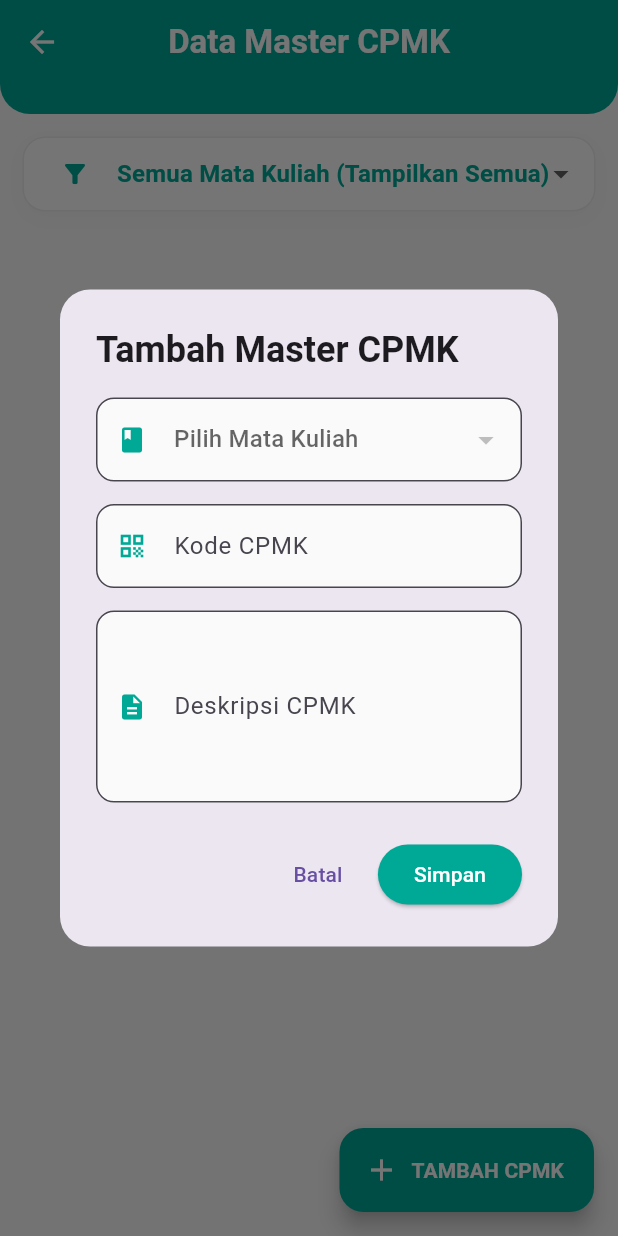
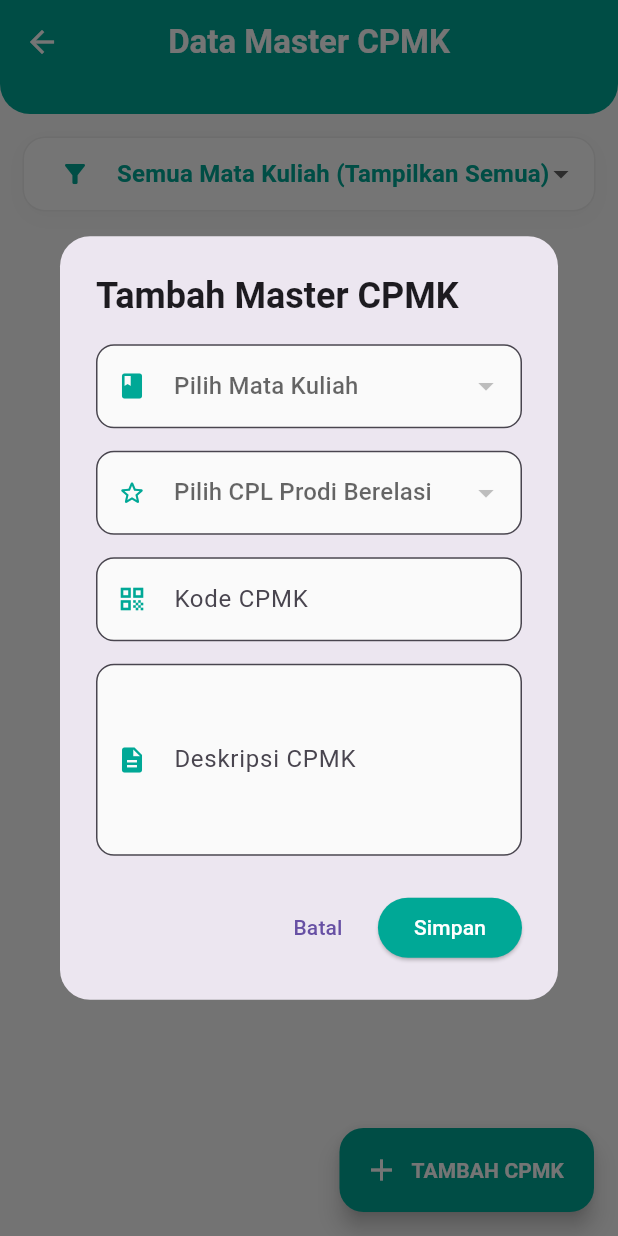
Before and after one commit to AgungRizkiSaputra/apps_obe, a Flutter app: the ManageCpmkPage screen opened directly, after a tap on "TAMBAH CPMK", on a phone screen of 412 x 824 dp. Run offline on Flutter 3.47's test engine with Material 3 defaults, Android fonts, the light colour scheme and no system bars; our stand-ins replace fl_chart, image_picker, pdf, printing, signature, supabase_flutter; accounts and stored records are empty; network calls fail.

Commit message:
Benerin alur mapping CPL ke CPMK

```diff
--- a/lib/pages/dosen/create_rps_page.dart
+++ b/lib/pages/dosen/create_rps_page.dart
@@ -110,7 +110,6 @@ class _CreateRpsPageState extends State<CreateRpsPage> {
     );
   }
 
-  // --- KOREKSI TOTAL POIN 1: Mengoper data mentah sebagai map tanpa menyimpan ke database dulu gung ---
   void _handleLanjutKeMapping() {
     if (!_isInputValid()) return;
 
--- a/lib/pages/kaprodi/manage_cpmk_page.dart
+++ b/lib/pages/kaprodi/manage_cpmk_page.dart
@@ -15,48 +15,45 @@ class _ManageCpmkPageState extends State<ManageCpmkPage> {
   final _kodeController = TextEditingController();
   final _deskripsiController = TextEditingController();
   String? _selectedMkId;
+  String? _selectedCplId; // Parameter penampung baru gung
   List<Map<String, dynamic>> _listMataKuliah = [];
+  List<Map<String, dynamic>> _listCpl = []; // List data master CPL prodi gung
 
-  // --- KOREKSI TOTAL ANTI LAYAR MERAH: Mengubah deklarasi nullable tanpa kata kunci 'late' ---
   Future<List<Map<String, dynamic>>>? _cpmkFuture;
-
-  // --- FITUR TAMBAHAN PROTEKSI: Mencegah trigger klik ganda pada sistem web ---
   bool _isSaving = false;
-
-  // --- FILTER STATE BARU AGUNG: Menyimpan ID Mata Kuliah Terpilih untuk Filter List Utama ---
   String? _filterMkId;
 
   @override
   void initState() {
     super.initState();
-    _loadMataKuliah();
-    _initCpmkData(); // Inisialisasi kueri pertama kali saat halaman dibuka gung
+    _loadInitialData();
+    _initCpmkData();
   }
 
-  // --- KOREKSI POIN UTAMA EDIT/HAPUS: Mengunci fungsi kueri agar bisa dipanggil ulang pasca transaksi ---
   void _initCpmkData() {
     _cpmkFuture = () async {
       final response = await rpsService.supabase
           .from('cpmk')
-          .select('*, mata_kuliah(nama_mk)')
-          .filter('rps_id', 'is', null) // Memastikan hanya menampilkan standar kurikulum dari Kaprodi
+          .select('*, mata_kuliah(nama_mk), cpl(kode_cpl)')
+          .filter('rps_id', 'is', null)
           .order('kode_cpmk', ascending: true);
       return List<Map<String, dynamic>>.from(response);
     }();
   }
 
-  Future<void> _loadMataKuliah() async {
+  Future<void> _loadInitialData() async {
     try {
-      final data = await rpsService.getAllMataKuliah();
+      final mkData = await rpsService.getAllMataKuliah();
+      final cplData = await rpsService.getAllCpl();
       setState(() {
-        _listMataKuliah = data;
+        _listMataKuliah = mkData;
+        _listCpl = cplData;
       });
     } catch (e) {
-      debugPrint("Gagal load mata kuliah: $e");
+      debugPrint("Gagal load initial data: $e");
     }
   }
 
-  // Pembaruan fungsi refresh agar memaksa FutureBuilder menembak ulang Supabase secara bersih gung
   void _refresh() {
     setState(() {
       _initCpmkData();
@@ -70,6 +67,10 @@ class _ManageCpmkPageState extends State<ManageCpmkPage> {
     }
     if (_selectedMkId == null) {
       _showWarning("Silakan pilih Mata Kuliah terlebih dahulu!");
+      return false;
+    }
+    if (_selectedCplId == null) {
+      _showWarning("Silakan pilih induk CPL Prodi Berelasi!");
       return false;
     }
     return true;
@@ -90,6 +91,7 @@ class _ManageCpmkPageState extends State<ManageCpmkPage> {
     _kodeController.clear();
     _deskripsiController.clear();
     _selectedMkId = null;
+    _selectedCplId = null; // Reset default gung
 
     showDialog(
       context: context,
@@ -120,6 +122,28 @@ class _ManageCpmkPageState extends State<ManageCpmkPage> {
                   onChanged: (val) => setDialogState(() => _selectedMkId = val),
                 ),
                 const SizedBox(height: 15),
+
+                // --- DROPDOWN RELASI CPL BARU GUNG ---
+                DropdownButtonFormField<String>(
+                  value: _selectedCplId,
+                  hint: const Text("Pilih CPL Prodi Berelasi"),
+                  isExpanded: true,
+                  decoration: InputDecoration(
+                    prefixIcon: const Icon(Icons.star_outline_rounded, size: 20, color: primaryColor),
+                    filled: true,
+                    fillColor: Colors.grey.shade50,
+                    border: OutlineInputBorder(borderRadius: BorderRadius.circular(12), borderSide: BorderSide(color: Colors.grey.shade300)),
+                  ),
+                  items: _listCpl.map((cpl) {
+                    return DropdownMenuItem<String>(
+                      value: cpl['id'].toString(),
+                      child: Text("${cpl['kode_cpl']} - ${cpl['deskripsi']}", overflow: TextOverflow.ellipsis),
+                    );
+                  }).toList(),
+                  onChanged: (val) => setDialogState(() => _selectedCplId = val),
+                ),
+                const SizedBox(height: 15),
+
                 // Input Kode CPMK
                 TextField(
                   controller: _kodeController,
@@ -133,6 +157,7 @@ class _ManageCpmkPageState extends State<ManageCpmkPage> {
                   ),
                 ),
                 const SizedBox(height: 15),
+
                 // Input Deskripsi CPMK
                 TextField(
                   controller: _deskripsiController,
@@ -164,6 +189,7 @@ class _ManageCpmkPageState extends State<ManageCpmkPage> {
                     'kode_cpmk': _kodeController.text.trim(),
                     'deskripsi': _deskripsiController.text.trim(),
                     'mata_kuliah_id': _selectedMkId!,
+                    'cpl_id': _selectedCplId!, // Berhasil ikat kaku gung
                     'rps_id': null
                   });
 
@@ -187,11 +213,11 @@ class _ManageCpmkPageState extends State<ManageCpmkPage> {
     );
   }
 
-  // --- FITUR EDIT MODAL MASTER CPMK KAPRODI ---
   void _showEditDialog(Map<String, dynamic> cpmk) {
     final editKodeController = TextEditingController(text: cpmk['kode_cpmk']);
     final editDeskripsiController = TextEditingController(text: cpmk['deskripsi']);
     String? editSelectedMkId = cpmk['mata_kuliah_id']?.toString();
+    String? editSelectedCplId = cpmk['cpl_id']?.toString(); // Tarik id relasinya gung
     final String cpmkId = cpmk['id'].toString();
 
     showDialog(
@@ -222,6 +248,28 @@ class _ManageCpmkPageState extends State<ManageCpmkPage> {
                   onChanged: (val) => setDialogState(() => editSelectedMkId = val),
                 ),
                 const SizedBox(height: 15),
+
+                // --- DROPDOWN EDIT RELASI CPL GUNG ---
+                DropdownButtonFormField<String>(
+                  value: editSelectedCplId,
+                  hint: const Text("Pilih CPL Prodi Berelasi"),
+                  isExpanded: true,
+                  decoration: InputDecoration(
+                    prefixIcon: const Icon(Icons.star_outline_rounded, size: 20, color: primaryColor),
+                    filled: true,
+                    fillColor: Colors.grey.shade50,
+                    border: OutlineInputBorder(borderRadius: BorderRadius.circular(12)),
+                  ),
+                  items: _listCpl.map((cpl) {
+                    return DropdownMenuItem<String>(
+                      value: cpl['id'].toString(),
+                      child: Text("${cpl['kode_cpl']} - ${cpl['deskripsi']}", overflow: TextOverflow.ellipsis),
+                    );
+                  }).toList(),
+                  onChanged: (val) => setDialogState(() => editSelectedCplId = val),
+                ),
+                const SizedBox(height: 15),
+
                 TextField(
                   controller: editKodeController,
                   decoration: InputDecoration(
@@ -252,8 +300,8 @@ class _ManageCpmkPageState extends State<ManageCpmkPage> {
             ElevatedButton(
               style: ElevatedButton.styleFrom(backgroundColor: Colors.orange, foregroundColor: Colors.white),
               onPressed: _isSaving ? null : () async {
-                if (editKodeController.text.trim().isEmpty || editDeskripsiController.text.trim().isEmpty || editSelectedMkId == null) {
-                  ScaffoldMessenger.of(context).showSnackBar(const SnackBar(content: Text("Semua kolom wajib diisi!"), backgroundColor: Colors.orange));
+                if (editKodeController.text.trim().isEmpty || editDeskripsiController.text.trim().isEmpty || editSelectedMkId == null || editSelectedCplId == null) {
+                  ScaffoldMessenger.of(context).showSnackBar(const SnackBar(content: Text("Semua kolom termasuk CPL wajib diisi!"), backgroundColor: Colors.orange));
                   return;
                 }
 
@@ -261,7 +309,13 @@ class _ManageCpmkPageState extends State<ManageCpmkPage> {
                 setState(() => _isSaving = true);
 
                 try {
-                  await rpsService.updateMasterCpmk(cpmkId, editKodeController.text.trim(), editDeskripsiController.text.trim(), editSelectedMkId!);
+                  await rpsService.updateMasterCpmk(
+                    cpmkId,
+                    editKodeController.text.trim(),
+                    editDeskripsiController.text.trim(),
+                    editSelectedMkId!,
+                    cplId: editSelectedCplId, // Update aman gung
+                  );
                   if (mounted) {
                     Navigator.pop(context);
                     ScaffoldMessenger.of(context).showSnackBar(const SnackBar(content: Text("Berhasil memperbarui master CPMK"), backgroundColor: Colors.green, behavior: SnackBarBehavior.floating));
@@ -295,7 +349,6 @@ class _ManageCpmkPageState extends State<ManageCpmkPage> {
       ),
       body: Column(
         children: [
-          // --- HEADER PANEL BANNER BARU AGUNG ---
           Container(
             height: 20,
             decoration: const BoxDecoration(
@@ -304,7 +357,6 @@ class _ManageCpmkPageState extends State<ManageCpmkPage> {
             ),
           ),
 
-          // --- ADAPTASI POIN FITUR BARU: PANEL DROPDOWN FILTER MATA KULIAH ACUAN KAPRODI ---
           Padding(
             padding: const EdgeInsets.fromLTRB(15, 15, 15, 5),
             child: Container(
@@ -326,7 +378,6 @@ class _ManageCpmkPageState extends State<ManageCpmkPage> {
                   contentPadding: EdgeInsets.symmetric(vertical: 12),
                 ),
                 items: [
-                  // Sediakan opsi reset/pilihan semua mata kuliah gung
                   const DropdownMenuItem<String>(
                     value: null,
                     child: Text("Semua Mata Kuliah (Tampilkan Semua)", style: TextStyle(fontWeight: FontWeight.bold, color: primaryColor)),
@@ -340,7 +391,7 @@ class _ManageCpmkPageState extends State<ManageCpmkPage> {
                 ],
                 onChanged: (value) {
                   setState(() {
-                    _filterMkId = value; // Memperbarui parameter filter state gung
+                    _filterMkId = value;
                   });
                 },
               ),
@@ -355,7 +406,6 @@ class _ManageCpmkPageState extends State<ManageCpmkPage> {
                 final list = snapshot.data ?? [];
                 if (list.isEmpty) return const Center(child: Text("Belum ada data master CPMK prodi."));
 
-                // --- SINKRONISASI FILTER AGUNG: Menyaring list data Supabase secara real-time di sisi client gung ---
                 final filteredList = _filterMkId == null
                     ? list
                     : list.where((element) => element['mata_kuliah_id']?.toString() == _filterMkId).toList();
@@ -374,6 +424,8 @@ class _ManageCpmkPageState extends State<ManageCpmkPage> {
                   itemCount: filteredList.length,
                   itemBuilder: (context, index) {
                     final cpmk = filteredList[index];
+                    final String cplCode = cpmk['cpl']?['kode_cpl'] ?? 'Belum Set CPL';
+
                     return Container(
                       margin: const EdgeInsets.only(bottom: 12),
                       decoration: BoxDecoration(
@@ -388,7 +440,8 @@ class _ManageCpmkPageState extends State<ManageCpmkPage> {
                           backgroundColor: primaryColor.withOpacity(0.1),
                           child: const Icon(Icons.bookmark, color: primaryColor),
                         ),
-                        title: Text("${cpmk['kode_cpmk'] ?? '-'} • ${cpmk['mata_kuliah']?['nama_mk'] ?? '-'}", style: const TextStyle(fontWeight: FontWeight.bold)),
+                        // --- MENAMPILKAN KODE CPL PENGIKAT DI LIST UTAMA AGAR SINKRON GUNG ---
+                        title: Text("${cpmk['kode_cpmk'] ?? '-'} [$cplCode] • ${cpmk['mata_kuliah']?['nama_mk'] ?? '-'}", style: const TextStyle(fontWeight: FontWeight.bold)),
                         subtitle: Padding(
                           padding: const EdgeInsets.only(top: 6),
                           child: Text(cpmk['deskripsi'] ?? '-', style: TextStyle(color: Colors.grey.shade700, fontSize: 13, height: 1.3)),
@@ -425,7 +478,7 @@ class _ManageCpmkPageState extends State<ManageCpmkPage> {
                                     await rpsService.deleteMasterCpmk(cpmk['id'].toString());
                                     if (mounted) {
                                       ScaffoldMessenger.of(context).showSnackBar(const SnackBar(content: Text("Master CPMK berhasil dihapus"), backgroundColor: Colors.green, behavior: SnackBarBehavior.floating));
-                                      _refresh(); // Memaksa re-query instan gung
+                                      _refresh();
                                     }
                                   } catch (e) {
                                     if (mounted) {
--- a/lib/services/rps_service.dart
+++ b/lib/services/rps_service.dart
@@ -535,7 +535,6 @@ class RpsService {
         });
       }
     } on AuthException catch (authE) {
-      // --- PENANGANAN FITUR DINAMIS: Memberikan pesan yang ramah dan jelas saat sidang skripsi ---
       if (authE.statusCode == '422' || authE.message.contains('already registered')) {
         throw 'Email sudah terdaftar di sistem! Silakan hapus user lama di menu Authentication Supabase terlebih dahulu.';
       }
@@ -550,7 +549,7 @@ class RpsService {
     try {
       final response = await supabase
           .from('cpmk')
-          .select('*, mata_kuliah(nama_mk)')
+          .select('*, mata_kuliah(nama_mk), cpl(kode_cpl)')
           .filter('rps_id', 'is', null)
           .order('kode_cpmk', ascending: true);
       return List<Map<String, dynamic>>.from(response);
@@ -560,13 +559,14 @@ class RpsService {
   }
 
   // --- SINKRONISASI TOTAL: PROSES INSERT DATA BARU KAPRODI JUGA MENEMBAK LANGSUNG KE TABEL CPMK ---
-  Future<void> addMasterCpmk(String kode, String deskripsi, String mkId) async {
+  Future<void> addMasterCpmk(String kode, String deskripsi, String mkId, {String? cplId}) async {
     try {
       await supabase.from('cpmk').insert({
         'kode_cpmk': kode,
         'deskripsi': deskripsi,
         'mata_kuliah_id': mkId,
-        'rps_id': null
+        'rps_id': null,
+        'cpl_id': cplId
       });
     } catch (e) {
       throw 'Gagal menambah master CPMK: $e';
@@ -574,19 +574,20 @@ class RpsService {
   }
 
   // --- PENAMBAHAN FITUR: UPDATE DATA MASTER CPMK ---
-  Future<void> updateMasterCpmk(String id, String kode, String deskripsi, String mkId) async {
+  Future<void> updateMasterCpmk(String id, String kode, String deskripsi, String mkId, {String? cplId}) async {
     try {
       await supabase.from('cpmk').update({
         'kode_cpmk': kode,
         'deskripsi': deskripsi,
         'mata_kuliah_id': mkId,
+        'cpl_id': cplId,
       }).eq('id', id);
     } catch (e) {
       throw 'Gagal memperbarui master CPMK: $e';
     }
   }
 
-  // --- PENAMBAHAN FITUR: HAPUS DATA MASTER CPMK ---
+  // Hapus Master CPMK
   Future<void> deleteMasterCpmk(String id) async {
     try {
       await supabase.from('cpmk').delete().eq('id', id);
```
Also changed, not shown: lib/pages/dosen/mapping_page.dart (+97 -126 lines), lib/pages/kaprodi/set_standar_mapping_page.dart (+6 -9 lines), lib/services/pdf_helper.dart (+158 -56 lines).
